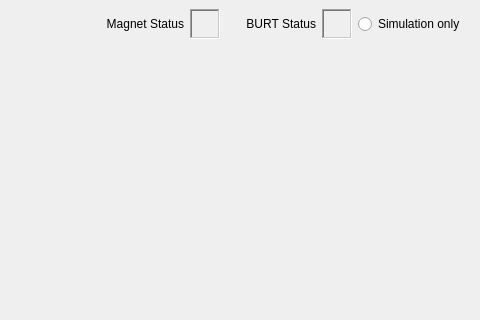
The window that i10chicgui.ui (DiamondLightSource/i10switching) describes before a commit, drawn with Qt 5; both pictures show x 322 to 802 and y 0 to 320 of the 802 by 711 pixel window.
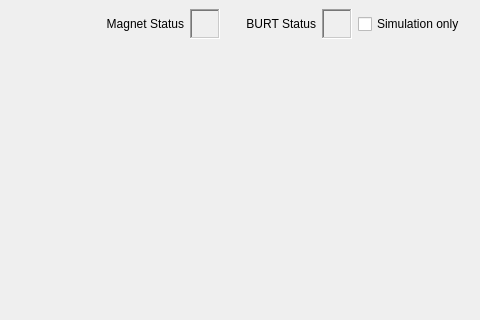
The same window after the commit.

Commit message: moved button stuff to i10buttons and refactored stuff accordingly so the code now makes more sense

```diff
--- a/i10chicgui.ui
+++ b/i10chicgui.ui
@@ -471,13 +471,7 @@
        </widget>
       </item>
       <item row="0" column="9">
-       <widget class="QRadioButton" name="simButton">
-        <property name="maximumSize">
-         <size>
-          <width>16777215</width>
-          <height>30</height>
-         </size>
-        </property>
+       <widget class="QCheckBox" name="simButton">
         <property name="text">
          <string>Simulation only</string>
         </property>
```
Left out of the diff: 1 changed line with no effect on the pictures. The commit also changes 6 other files.
